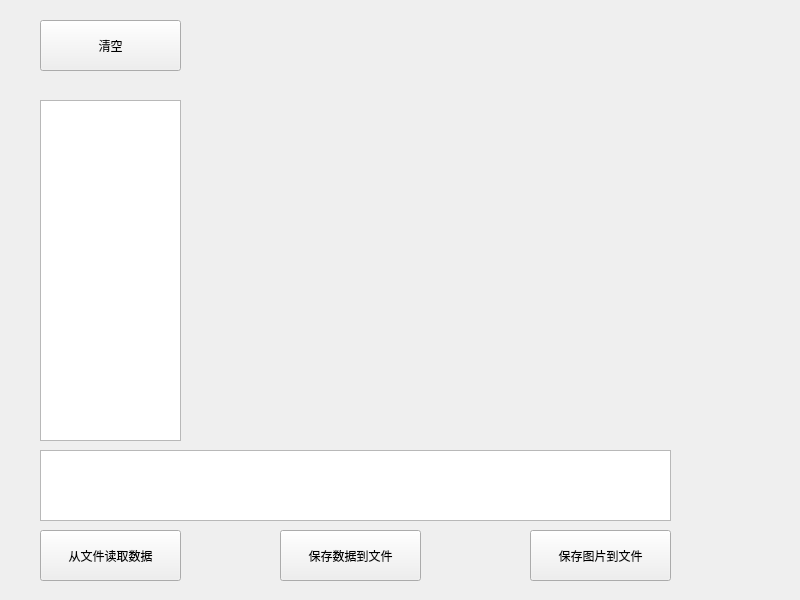
Old version of the form mainwindow.ui in the repository viego-s/chart.
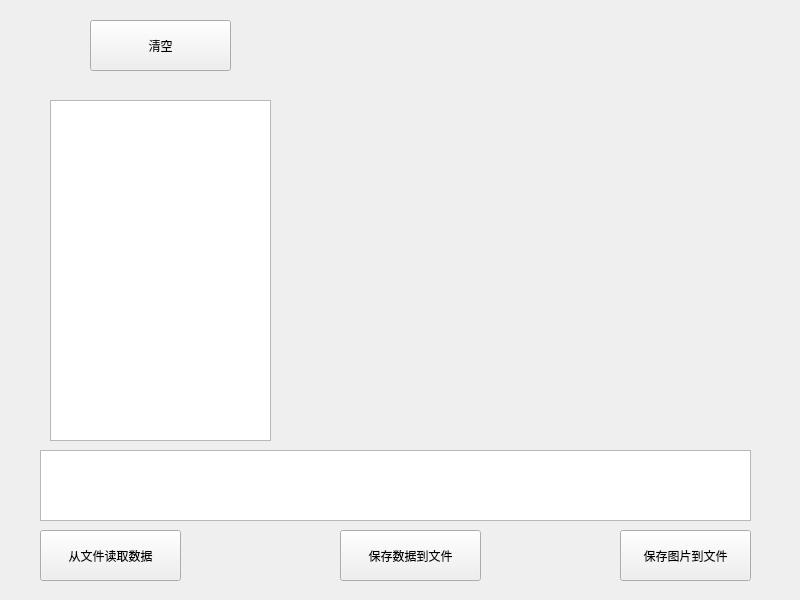
New version of the form. Custom widgets are drawn as their Qt base class.

The edit to the form file:
```diff
--- a/mainwindow.ui
+++ b/mainwindow.ui
@@ -30,7 +30,7 @@
    <widget class="QPushButton" name="btnSaveData">
     <property name="geometry">
      <rect>
-      <x>280</x>
+      <x>340</x>
       <y>530</y>
       <width>141</width>
       <height>51</height>
@@ -43,9 +43,9 @@
    <widget class="QPushButton" name="btnSavePlot">
     <property name="geometry">
      <rect>
-      <x>530</x>
+      <x>620</x>
       <y>530</y>
-      <width>141</width>
+      <width>131</width>
       <height>51</height>
      </rect>
     </property>
@@ -56,7 +56,7 @@
    <widget class="QPushButton" name="btnClear">
     <property name="geometry">
      <rect>
-      <x>40</x>
+      <x>90</x>
       <y>20</y>
       <width>141</width>
       <height>51</height>
@@ -69,9 +69,9 @@
    <widget class="QTableWidget" name="tableWidget">
     <property name="geometry">
      <rect>
-      <x>40</x>
+      <x>50</x>
       <y>100</y>
-      <width>141</width>
+      <width>221</width>
       <height>341</height>
      </rect>
     </property>
@@ -79,7 +79,7 @@
    <widget class="QChartView" name="widget" native="true">
     <property name="geometry">
      <rect>
-      <x>260</x>
+      <x>330</x>
       <y>100</y>
       <width>421</width>
       <height>341</height>
@@ -91,7 +91,7 @@
      <rect>
       <x>40</x>
       <y>450</y>
-      <width>631</width>
+      <width>711</width>
       <height>71</height>
      </rect>
     </property>
```
